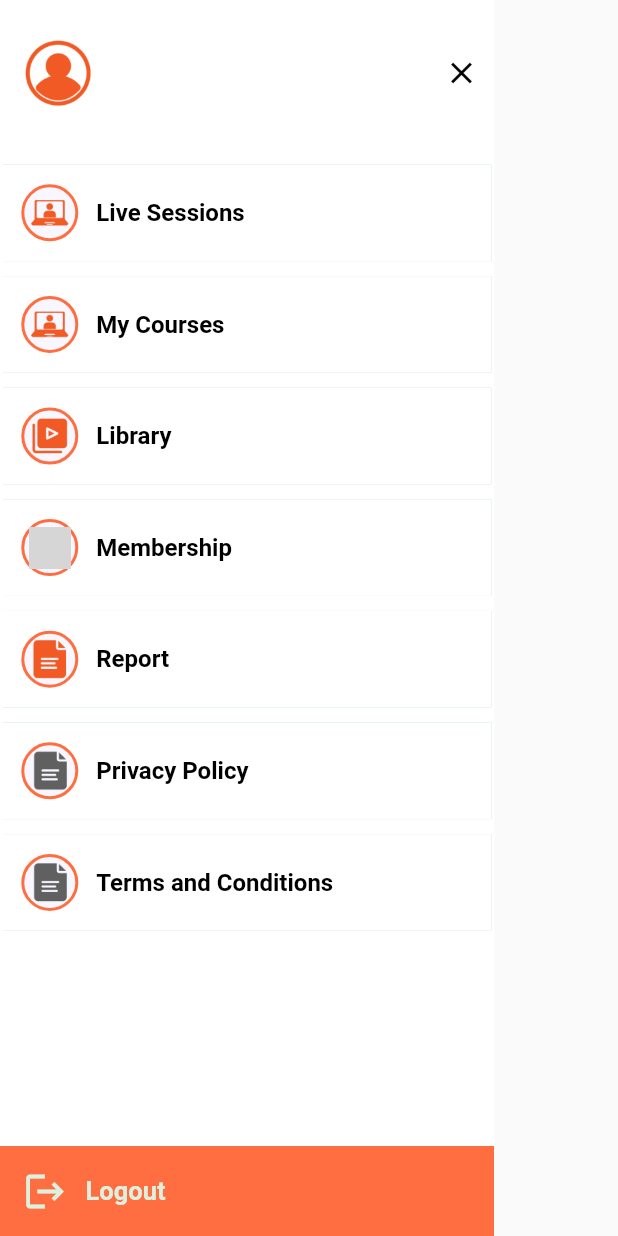
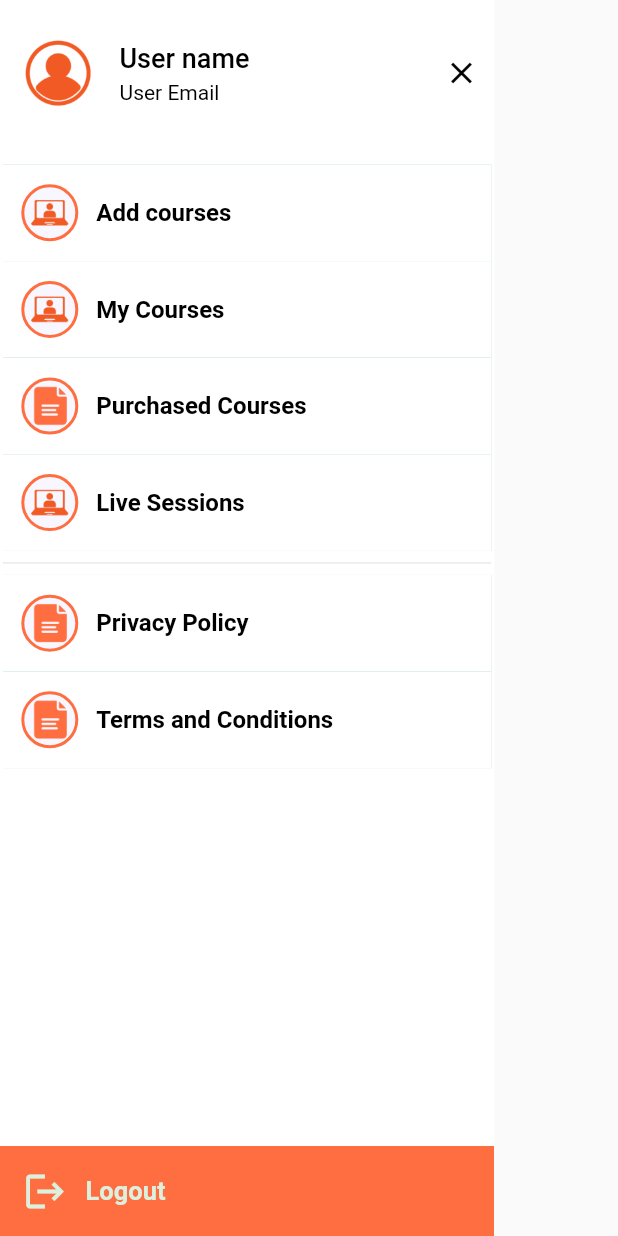
Before and after one commit to cocoalabspvtltd/edupro_, a Flutter app: the InstructorDrawerWidget widget shown alone on an empty page, opened directly with empty values, on a phone screen of 412 x 824 dp. Run offline on Flutter 3.47's test engine with Material 2 defaults, Android fonts, the phone set to English and light mode, and no system bars; drawn by our look-alikes of cached_network_image; our stand-ins replace another_flushbar, bottom_navy_bar, carousel_slider, contained_tab_bar_view, dartz, date_field and 16 more; missing offline and left inert: connection_notifier, flutter_web_browser, razorpay_flutter; accounts and stored records are empty; network calls fail; grey boxes are pictures that could not be loaded.

Commit message:
Register UI of instructor

```diff
--- a/lib/presentation/ui/instructor/instructor_home/instructor_home_screen.dart
+++ b/lib/presentation/ui/instructor/instructor_home/instructor_home_screen.dart
@@ -68,7 +68,7 @@ class _InstructorHomeScreenState extends State<InstructorHomeScreen> {
           backgroundColor: Colors.black,
           title: Text(
             title[_selectedIndex],
-            style: boldValuePrimaryColor,
+            style: appBarText,
           ),
           leading: InstructorMenuSwitch(_scaffoldKey),
           leadingWidth: 38,
--- a/lib/presentation/ui/instructor/instructor_home/widgets/instructor_drawer.dart
+++ b/lib/presentation/ui/instructor/instructor_home/widgets/instructor_drawer.dart
@@ -9,10 +9,6 @@ import 'package:pgs_edupro/presentation/ui/videos/live_videos_screen.dart';
 import 'package:flutter/material.dart';
 import 'package:get/get.dart';
 
-import '../../../course/course_report_screen.dart';
-import '../../../home/home_screen.dart';
-import '../../../membership/membership_screen.dart';
-
 class InstructorDrawerWidget extends StatelessWidget {
   final BuildContext context;
   final GlobalKey<ScaffoldState> scaffoldKey;
@@ -23,6 +19,7 @@ class InstructorDrawerWidget extends StatelessWidget {
   Widget build(BuildContext context) {
     return _drawer();
   }
+
   Widget _drawer() {
     return SafeArea(
       child: Drawer(
@@ -49,7 +46,7 @@ class InstructorDrawerWidget extends StatelessWidget {
                       child: Row(mainAxisSize: MainAxisSize.max, children: [
                         InkWell(
                           onTap: () {
-                            Get.offAll(() => const HomeScreen(
+                            Get.offAll(() => const InstructorHomeScreen(
                               selectedIndex: 3,
                             ));
                           },
@@ -102,7 +99,7 @@ class InstructorDrawerWidget extends StatelessWidget {
                               crossAxisAlignment: CrossAxisAlignment.stretch,
                               children: [
                                 Text(
-                                  UserDetailsLocal.userName,
+                                  "User name",
                                   style: TextStyle(
                                       color: Colors.black,
                                       fontSize: 18,
@@ -110,7 +107,7 @@ class InstructorDrawerWidget extends StatelessWidget {
                                 ),
                                 const SizedBox(height: 4),
                                 Text(
-                                  UserDetailsLocal.userEmail,
+                                  "User Email",
                                   style: TextStyle(
                                       color: Colors.black,
                                       fontWeight: FontWeight.w400),
@@ -138,51 +135,39 @@ class InstructorDrawerWidget extends StatelessWidget {
                     _drawerMenuItem(
                         Image.asset(
                             'assets/icons/drawer_icons/my-course-sltd.png'),
+                        'Add courses', () {
+                      Get.to(() => AddCourseScreen());
+                    }),
+                    _drawerMenuItem(
+                        Image.asset(
+                            'assets/icons/drawer_icons/my-course-sltd.png'),
+                        'My Courses', () {
+                      // Get.offAll(() => const HomeScreen(
+                      //   selectedIndex: 1,
+                      // ));
+                    }),
+                    _drawerMenuItem(
+                        Image.asset('assets/icons/drawer_icons/report.png',color: primaryColor,),
+                        'Purchased Courses',
+                            () {
+                          Get.to(() => const  PurchaseScreen());
+
+                        }),
+                    _drawerMenuItem(
+                        Image.asset(
+                            'assets/icons/drawer_icons/my-course-sltd.png'),
                         'Live Sessions', () {
                       Get.to(() => const LiveVideosScreen(
                         fromHome: false,
                       ));
                     }),
-                    SizedBox(height: 10,),
+                    Divider(),
                     _drawerMenuItem(
-                        Image.asset(
-                            'assets/icons/drawer_icons/my-course-sltd.png'),
-                        'My Courses', () {
-                      Get.offAll(() => const HomeScreen(
-                        selectedIndex: 1,
-                      ));
-                    }),
-                    SizedBox(height: 10,),
-                    _drawerMenuItem(
-                        Image.asset(
-                            'assets/icons/drawer_icons/library-sltd.png'),
-                        'Library', () {
-                      Get.offAll(() => const HomeScreen(
-                        selectedIndex: 2,
-                      ));
-                    }),
-                    SizedBox(height: 10,),
-                    _drawerMenuItem(
-                        Image.asset(
-                            'assets/icons/drawer_icons/membership-sltd.png'),
-                        'Membership', () {
-                      Get.to(() => const MembershipScreen());
-                    }),
-                    SizedBox(height: 10,),
-                    _drawerMenuItem(
-                        Image.asset(
-                            'assets/icons/drawer_icons/report-sltd.png'),
-                        'Report', () {
-                      Get.to(() => const CourseReportScreen());
-                    }),
-                    SizedBox(height: 10,),
-                    _drawerMenuItem(
-                        Image.asset('assets/icons/drawer_icons/report.png'),
+                        Image.asset('assets/icons/drawer_icons/report.png',color: primaryColor),
                         'Privacy Policy',
                             () {}),
-                    SizedBox(height: 10,),
                     _drawerMenuItem(
-                        Image.asset('assets/icons/drawer_icons/report.png'),
+                        Image.asset('assets/icons/drawer_icons/report.png',color: primaryColor,),
                         'Terms and Conditions',
                             () {}),
                   ],
```
